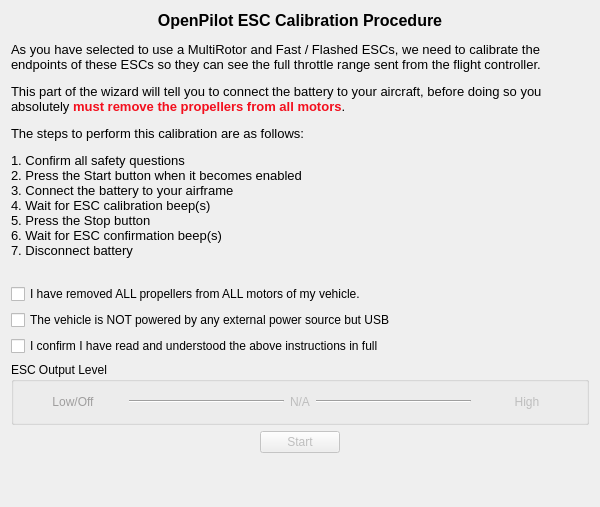
Old version of the form ground/openpilotgcs/src/plugins/setupwizard/pages/esccalibrationpage.ui in the repository openpilot/OpenPilot.
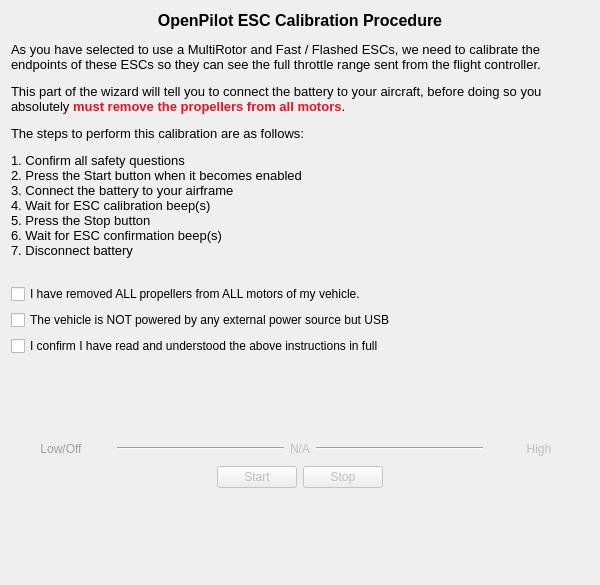
New version of the form. Icons and pictures are not drawn.

What changed in the file:
```diff
--- a/ground/openpilotgcs/src/plugins/setupwizard/pages/esccalibrationpage.ui
+++ b/ground/openpilotgcs/src/plugins/setupwizard/pages/esccalibrationpage.ui
@@ -7,7 +7,7 @@
     <x>0</x>
     <y>0</y>
     <width>600</width>
-    <height>507</height>
+    <height>585</height>
    </rect>
   </property>
   <property name="windowTitle">
@@ -65,19 +65,69 @@
     </widget>
    </item>
    <item>
-    <widget class="QGroupBox" name="groupBox">
-     <property name="title">
-      <string>ESC Output Level</string>
+    <layout class="QHBoxLayout" name="horizontalLayout_3">
+     <property name="topMargin">
+      <number>0</number>
      </property>
-     <layout class="QHBoxLayout" name="horizontalLayout_2">
-      <property name="leftMargin">
-       <number>9</number>
-      </property>
-      <property name="rightMargin">
-       <number>9</number>
-      </property>
-      <property name="bottomMargin">
-       <number>9</number>
+     <item>
+      <widget class="QLabel" name="nonconnectedLabel">
+       <property name="minimumSize">
+        <size>
+         <width>155</width>
+         <height>70</height>
+        </size>
+       </property>
+       <property name="maximumSize">
+        <size>
+         <width>155</width>
+         <height>70</height>
+        </size>
+       </property>
+       <property name="text">
+        <string/>
+       </property>
+       <property name="pixmap">
+        <pixmap resource="../wizardResources.qrc">:/setupwizard/resources/not-connected.png</pixmap>
+       </property>
+       <property name="scaledContents">
+        <bool>true</bool>
+       </property>
+      </widget>
+     </item>
+     <item>
+      <widget class="QLabel" name="connectedLabel">
+       <property name="enabled">
+        <bool>false</bool>
+       </property>
+       <property name="minimumSize">
+        <size>
+         <width>155</width>
+         <height>70</height>
+        </size>
+       </property>
+       <property name="maximumSize">
+        <size>
+         <width>155</width>
+         <height>70</height>
+        </size>
+       </property>
+       <property name="text">
+        <string/>
+       </property>
+       <property name="pixmap">
+        <pixmap resource="../wizardResources.qrc">:/setupwizard/resources/connected.png</pixmap>
+       </property>
+       <property name="scaledContents">
+        <bool>true</bool>
+       </property>
+      </widget>
+     </item>
+    </layout>
+   </item>
+   <item>
+    <layout class="QHBoxLayout" name="horizontalLayout_4">
+     <property name="topMargin">
+      <number>0</number>
       </property>
       <item>
        <widget class="QPushButton" name="outputLow">
@@ -412,7 +462,6 @@
        </widget>
       </item>
      </layout>
-    </widget>
    </item>
    <item>
     <layout class="QHBoxLayout" name="horizontalLayout">
@@ -448,6 +497,22 @@
        </property>
       </widget>
      </item>
+     <item>
+      <widget class="QPushButton" name="stopButton">
+       <property name="enabled">
+        <bool>false</bool>
+       </property>
+       <property name="minimumSize">
+        <size>
+         <width>0</width>
+         <height>0</height>
+        </size>
+       </property>
+       <property name="text">
+        <string>Stop</string>
+       </property>
+      </widget>
+     </item>
      <item>
       <spacer name="horizontalSpacer_2">
        <property name="orientation">
```
Left out of the diff: 14 changed lines with no effect on the pictures. Lines whose indentation alone changed are shown as unchanged.
